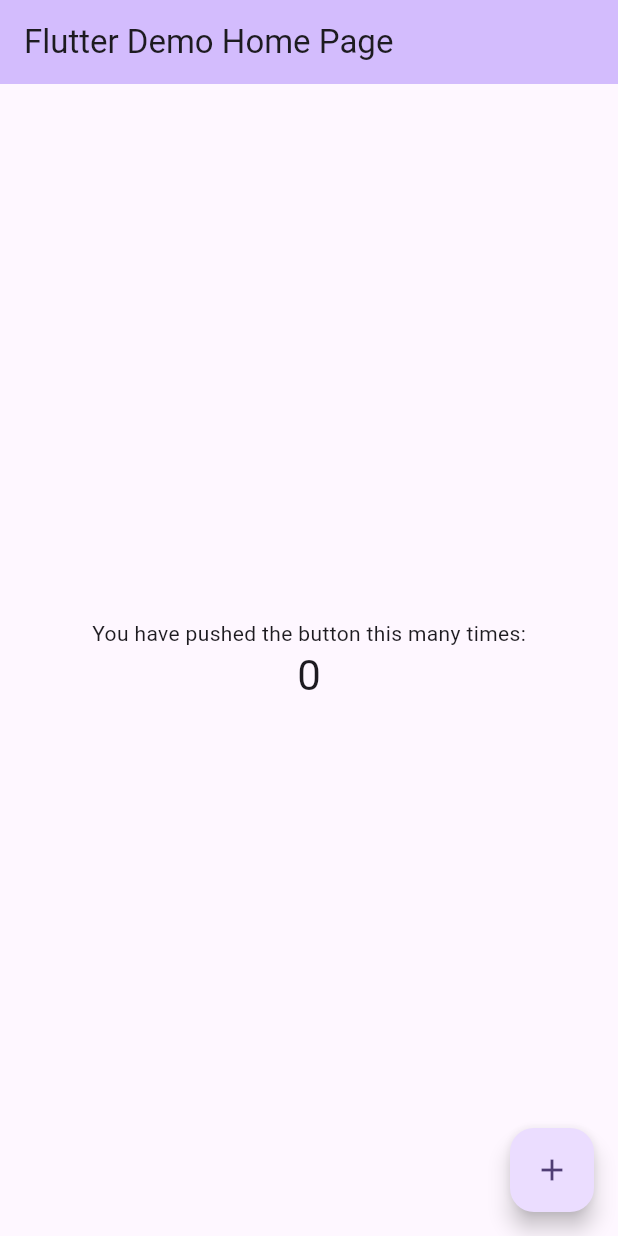
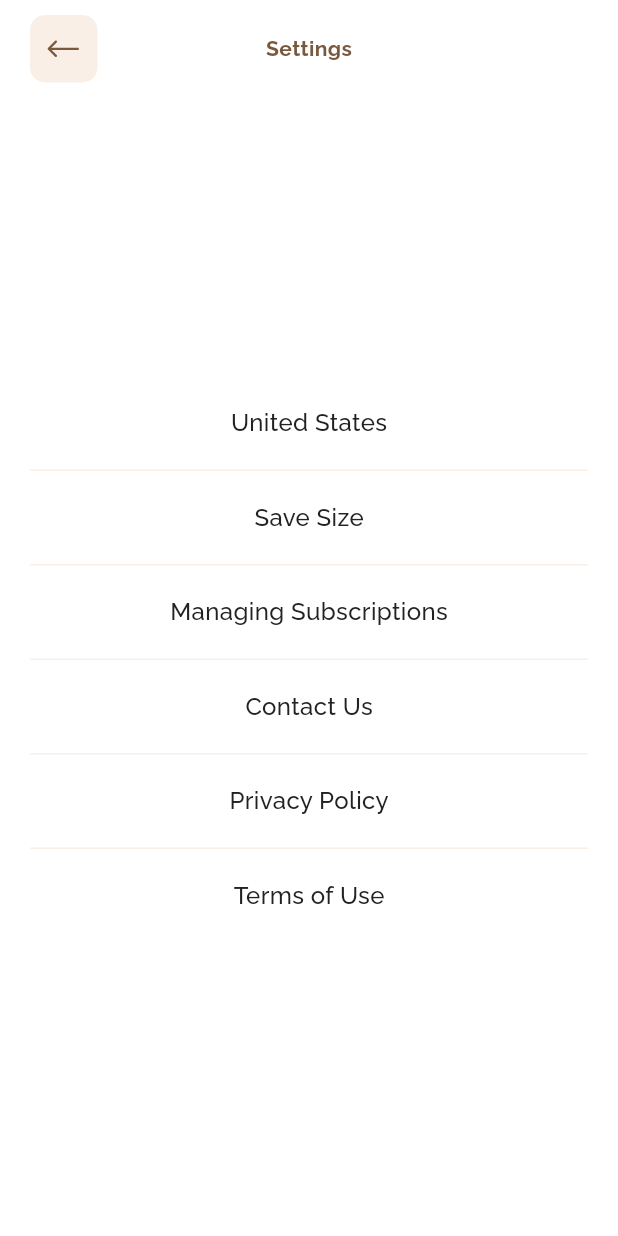
Before and after one commit to s0urav-hald3r/ring_sizer, a Flutter app: the screen it shows after launch, on a phone screen of 412 x 824 dp. Run offline on Flutter 3.47's test engine with Material 3 defaults, Android fonts, the phone set to English and light mode, and no system bars; our stand-ins replace flutter_svg, get, get_storage, google_fonts.

Commit message:
setting page complete

```diff
--- a/lib/config/constants.dart
+++ b/lib/config/constants.dart
@@ -3,6 +3,7 @@ import 'package:flutter/material.dart';
 // Colors
 const Color primaryColor = Color(0xFFFAEFE6);
 const Color secondaryColor = Color(0xFF79593D);
+const Color textColor = Color(0xFF222222);
 
 // Icons
 const String twoDIcon = 'assets/icons/2DIcon.svg';
--- a/lib/main.dart
+++ b/lib/main.dart
@@ -1,125 +1,35 @@
 import 'package:flutter/material.dart';
+import 'package:get/get.dart';
+import 'package:get_storage/get_storage.dart';
+import 'package:ring_sizer/config/navigation.dart';
+import 'package:ring_sizer/views/settings_page.dart';
 
-void main() {
+void main() async {
+  WidgetsFlutterBinding.ensureInitialized();
+
+  // Initialize storage
+  await GetStorage.init();
+
   runApp(const MyApp());
 }
 
 class MyApp extends StatelessWidget {
   const MyApp({super.key});
 
-  // This widget is the root of your application.
   @override
   Widget build(BuildContext context) {
-    return MaterialApp(
-      title: 'Flutter Demo',
+    return GetMaterialApp(
+      debugShowCheckedModeBanner: false,
       theme: ThemeData(
-        // This is the theme of your application.
-        //
-        // TRY THIS: Try running your application with "flutter run". You'll see
-        // the application has a purple toolbar. Then, without quitting the app,
-        // try changing the seedColor in the colorScheme below to Colors.green
-        // and then invoke "hot reload" (save your changes or press the "hot
-        // reload" button in a Flutter-supported IDE, or press "r" if you used
-        // the command line to start the app).
-        //
-        // Notice that the counter didn't reset back to zero; the application
-        // state is not lost during the reload. To reset the state, use hot
-        // restart instead.
-        //
-        // This works for code too, not just values: Most code changes can be
-        // tested with just a hot reload.
-        colorScheme: ColorScheme.fromSeed(seedColor: Colors.deepPurple),
         useMaterial3: true,
+        scaffoldBackgroundColor: const Color(0xFFFFFFFF),
+        splashFactory: NoSplash.splashFactory,
+        splashColor: Colors.transparent,
+        hoverColor: Colors.transparent,
+        highlightColor: Colors.transparent,
       ),
-      home: const MyHomePage(title: 'Flutter Demo Home Page'),
+      navigatorKey: NavigatorKey.navigatorKey,
+      home: const SettingsPage(),
     );
   }
 }
-
-class MyHomePage extends StatefulWidget {
-  const MyHomePage({super.key, required this.title});
-
-  // This widget is the home page of your application. It is stateful, meaning
-  // that it has a State object (defined below) that contains fields that affect
-  // how it looks.
-
-  // This class is the configuration for the state. It holds the values (in this
-  // case the title) provided by the parent (in this case the App widget) and
-  // used by the build method of the State. Fields in a Widget subclass are
-  // always marked "final".
-
-  final String title;
-
-  @override
-  State<MyHomePage> createState() => _MyHomePageState();
-}
-
-class _MyHomePageState extends State<MyHomePage> {
-  int _counter = 0;
-
-  void _incrementCounter() {
-    setState(() {
-      // This call to setState tells the Flutter framework that something has
-      // changed in this State, which causes it to rerun the build method below
-      // so that the display can reflect the updated values. If we changed
-      // _counter without calling setState(), then the build method would not be
-      // called again, and so nothing would appear to happen.
-      _counter++;
-    });
-  }
-
-  @override
-  Widget build(BuildContext context) {
-    // This method is rerun every time setState is called, for instance as done
-    // by the _incrementCounter method above.
-    //
-    // The Flutter framework has been optimized to make rerunning build methods
-    // fast, so that you can just rebuild anything that needs updating rather
-    // than having to individually change instances of widgets.
-    return Scaffold(
-      appBar: AppBar(
-        // TRY THIS: Try changing the color here to a specific color (to
-        // Colors.amber, perhaps?) and trigger a hot reload to see the AppBar
-        // change color while the other colors stay the same.
-        backgroundColor: Theme.of(context).colorScheme.inversePrimary,
-        // Here we take the value from the MyHomePage object that was created by
-        // the App.build method, and use it to set our appbar title.
-        title: Text(widget.title),
-      ),
-      body: Center(
-        // Center is a layout widget. It takes a single child and positions it
-        // in the middle of the parent.
-        child: Column(
-          // Column is also a layout widget. It takes a list of children and
-          // arranges them vertically. By default, it sizes itself to fit its
-          // children horizontally, and tries to be as tall as its parent.
-          //
-          // Column has various properties to control how it sizes itself and
-          // how it positions its children. Here we use mainAxisAlignment to
-          // center the children vertically; the main axis here is the vertical
-          // axis because Columns are vertical (the cross axis would be
-          // horizontal).
-          //
-          // TRY THIS: Invoke "debug painting" (choose the "Toggle Debug Paint"
-          // action in the IDE, or press "p" in the console), to see the
-          // wireframe for each widget.
-          mainAxisAlignment: MainAxisAlignment.center,
-          children: <Widget>[
-            const Text(
-              'You have pushed the button this many times:',
-            ),
-            Text(
-              '$_counter',
-              style: Theme.of(context).textTheme.headlineMedium,
-            ),
-          ],
-        ),
-      ),
-      floatingActionButton: FloatingActionButton(
-        onPressed: _incrementCounter,
-        tooltip: 'Increment',
-        child: const Icon(Icons.add),
-      ), // This trailing comma makes auto-formatting nicer for build methods.
-    );
-  }
-}
--- /dev/null
+++ b/lib/views/settings_page.dart
@@ -0,0 +1,110 @@
+import 'package:flutter/material.dart';
+import 'package:flutter_svg/flutter_svg.dart';
+import 'package:google_fonts/google_fonts.dart';
+import 'package:ring_sizer/config/constants.dart';
+
+class SettingsPage extends StatelessWidget {
+  const SettingsPage({super.key});
+
+  @override
+  Widget build(BuildContext context) {
+    Size size = MediaQuery.of(context).size;
+
+    return Scaffold(
+      body: SafeArea(
+        child: Container(
+          width: size.width,
+          height: size.height,
+          padding: const EdgeInsets.symmetric(horizontal: 20),
+          child: Column(children: [
+            const SizedBox(height: 10),
+            Row(mainAxisAlignment: MainAxisAlignment.spaceBetween, children: [
+              Container(
+                width: 45,
+                height: 45,
+                decoration: BoxDecoration(
+                  borderRadius: BorderRadius.circular(10),
+                  color: primaryColor,
+                ),
+                child: Center(
+                  child: SvgPicture.asset(backIcon),
+                ),
+              ),
+              Text(
+                'Settings',
+                style: GoogleFonts.raleway(
+                  fontSize: 14,
+                  fontWeight: FontWeight.w700,
+                  color: secondaryColor,
+                ),
+              ),
+              const SizedBox(
+                width: 45,
+                height: 45,
+              )
+            ]),
+            Expanded(
+              child: Column(
+                  mainAxisAlignment: MainAxisAlignment.center,
+                  children: [
+                    Text(
+                      'United States',
+                      style: GoogleFonts.raleway(
+                        fontSize: 16,
+                        fontWeight: FontWeight.w500,
+                        color: textColor,
+                      ),
+                    ),
+                    const Divider(height: 40, color: primaryColor),
+                    Text(
+                      'Save Size',
+                      style: GoogleFonts.raleway(
+                        fontSize: 16,
+                        fontWeight: FontWeight.w500,
+                        color: textColor,
+                      ),
+                    ),
+                    const Divider(height: 40, color: primaryColor),
+                    Text(
+                      'Managing Subscriptions',
+                      style: GoogleFonts.raleway(
+                        fontSize: 16,
+                        fontWeight: FontWeight.w500,
+                        color: textColor,
+                      ),
+                    ),
+                    const Divider(height: 40, color: primaryColor),
+                    Text(
+                      'Contact Us',
+                      style: GoogleFonts.raleway(
+                        fontSize: 16,
+                        fontWeight: FontWeight.w500,
+                        color: textColor,
+                      ),
+                    ),
+                    const Divider(height: 40, color: primaryColor),
+                    Text(
+                      'Privacy Policy',
+                      style: GoogleFonts.raleway(
+                        fontSize: 16,
+                        fontWeight: FontWeight.w500,
+                        color: textColor,
+                      ),
+                    ),
+                    const Divider(height: 40, color: primaryColor),
+                    Text(
+                      'Terms of Use',
+                      style: GoogleFonts.raleway(
+                        fontSize: 16,
+                        fontWeight: FontWeight.w500,
+                        color: textColor,
+                      ),
+                    ),
+                  ]),
+            )
+          ]),
+        ),
+      ),
+    );
+  }
+}
--- a/pubspec.yaml
+++ b/pubspec.yaml
@@ -37,6 +37,8 @@ dependencies:
   purchases_flutter: ^8.2.1
   get_storage: ^2.1.1
   get: ^4.6.6
+  google_fonts: ^6.2.1
+  flutter_svg: ^2.0.14
 
 dev_dependencies:
   flutter_test:
```
Also changed, not shown: pubspec.lock, 1 other file.
